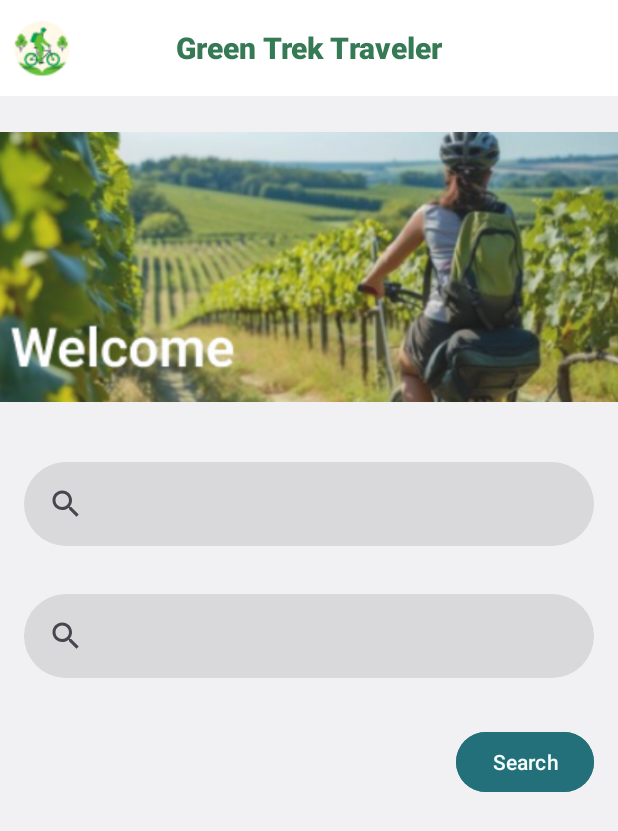
After one commit to kayhurley/trek_traveler, an Android app built with Jetpack Compose: the search_main screen opened directly, with no data from a screen before it, on a phone screen of 412 x 824 dp. The commit adds this screen. Shown: the top 831 px of the screen. Run offline under Robolectric (Android 15) with nearby library versions, the phone set to English and light mode, and no system bars.

Commit message:
Finished splash activity. Made main search page. Need to look into if I can change the default icon of a search bar

```diff
--- a/app/src/main/AndroidManifest.xml
+++ b/app/src/main/AndroidManifest.xml
@@ -12,6 +12,9 @@
         android:supportsRtl="true"
         android:theme="@style/Theme.TrekTraveler"
         tools:targetApi="31">
+        <activity
+            android:name=".search_main"
+            android:exported="false" />
         <activity
             android:name=".Splash"
             android:exported="false" />
--- /dev/null
+++ b/app/src/main/java/edu/arizona/ISTA498/trektraveler/search_main.kt
@@ -0,0 +1,20 @@
+package edu.arizona.ISTA498.trektraveler
+
+import android.os.Bundle
+import androidx.activity.enableEdgeToEdge
+import androidx.appcompat.app.AppCompatActivity
+import androidx.core.view.ViewCompat
+import androidx.core.view.WindowInsetsCompat
+
+class search_main : AppCompatActivity() {
+    override fun onCreate(savedInstanceState: Bundle?) {
+        super.onCreate(savedInstanceState)
+        enableEdgeToEdge()
+        setContentView(R.layout.activity_search_main)
+        ViewCompat.setOnApplyWindowInsetsListener(findViewById(R.id.main)) { v, insets ->
+            val systemBars = insets.getInsets(WindowInsetsCompat.Type.systemBars())
+            v.setPadding(systemBars.left, systemBars.top, systemBars.right, systemBars.bottom)
+            insets
+        }
+    }
+}
--- /dev/null
+++ b/app/src/main/res/layout/activity_search_main.xml
@@ -0,0 +1,81 @@
+<androidx.constraintlayout.widget.ConstraintLayout
+    xmlns:android="http://schemas.android.com/apk/res/android"
+    xmlns:app="http://schemas.android.com/apk/res-auto"
+    xmlns:tools="http://schemas.android.com/tools"
+    android:id="@+id/main"
+    android:layout_width="match_parent"
+    android:layout_height="match_parent"
+    android:background="@color/bkgSurface">
+
+    <com.google.android.material.appbar.MaterialToolbar
+        android:id="@+id/topAppBar"
+        android:layout_width="0dp"
+        android:layout_height="wrap_content"
+        android:background="?attr/colorPrimary"
+        android:contentInsetStart="0dp"
+        app:navigationIcon="@drawable/smalllogo"
+        app:navigationIconSize="48dp"
+        app:title="Green Trek Traveler"
+        app:titleCentered="true"
+        app:titleTextAppearance="@style/ToolbarTitleTextStyle"
+        app:layout_constraintTop_toTopOf="parent"
+        app:layout_constraintStart_toStartOf="parent"
+        app:layout_constraintEnd_toEndOf="parent" />
+
+    <ImageView
+        android:id="@+id/welcomeImage"
+        android:layout_width="0dp"
+        android:layout_height="180dp"
+        android:layout_marginTop="24dp"
+        android:scaleType="centerCrop"
+        android:src="@drawable/welcome"
+        app:layout_constraintEnd_toEndOf="parent"
+        app:layout_constraintHorizontal_bias="0.0"
+        app:layout_constraintStart_toStartOf="parent"
+        app:layout_constraintTop_toBottomOf="@id/topAppBar"
+        app:layout_marginBottom="24dp" />
+
+    <LinearLayout
+        android:id="@+id/searchLayout"
+        android:layout_width="0dp"
+        android:layout_height="wrap_content"
+        android:layout_marginTop="24dp"
+        android:orientation="vertical"
+        app:layout_constraintEnd_toEndOf="parent"
+        app:layout_constraintHorizontal_bias="0.0"
+        app:layout_constraintStart_toStartOf="parent"
+        app:layout_constraintTop_toBottomOf="@id/welcomeImage">
+
+        <com.google.android.material.search.SearchBar
+            android:id="@+id/searchLocation"
+            android:layout_width="match_parent"
+            android:layout_height="wrap_content"
+            android:backgroundTint="#1A000000"
+            android:contentDescription="Search for location"
+            app:hint="Location"
+            app:iconEnd="@drawable/ic_clear"
+            app:iconStart="@drawable/ic_location"
+            app:layout_marginBottom="0dp" />
+
+        <com.google.android.material.search.SearchBar
+            android:id="@+id/searchDate"
+            android:layout_width="match_parent"
+            android:layout_height="wrap_content"
+            app:iconEnd="@drawable/ic_clear"
+            android:backgroundTint="#1A000000"
+            android:contentDescription="Search for date"
+            app:hint="Date" />
+
+        <Button
+            android:id="@+id/rightAlignedButton"
+            android:layout_width="wrap_content"
+            android:layout_height="wrap_content"
+            android:layout_gravity="end"
+            android:layout_marginTop="16dp"
+            android:layout_marginHorizontal="16dp"
+            android:backgroundTint="@color/Teal"
+            android:text="Search"
+            android:textColor="@color/inverseText" />
+    </LinearLayout>
+
+</androidx.constraintlayout.widget.ConstraintLayout>
--- a/app/src/main/res/layout/bike_screen.xml
+++ b/app/src/main/res/layout/bike_screen.xml
@@ -1,6 +1,7 @@
 <?xml version="1.0" encoding="utf-8"?>
 <androidx.constraintlayout.widget.ConstraintLayout xmlns:android="http://schemas.android.com/apk/res/android"
     android:layout_width="match_parent"
-    android:layout_height="match_parent">
+    android:layout_height="match_parent"
+    android.background="@color/Green">
 
 </androidx.constraintlayout.widget.ConstraintLayout>
--- a/app/src/main/res/values/colors.xml
+++ b/app/src/main/res/values/colors.xml
@@ -7,4 +7,14 @@
     <color name="teal_700">#FF018786</color>
     <color name="black">#FF000000</color>
     <color name="white">#FFFFFFFF</color>
+
+    <color name="Teal">#FF23707A</color>
+    <color name="LightBlue">#FF5DBEBF</color>
+    <color name="Green">#FF357A54</color>
+    <color name="darkText">#FF1B1F1D</color>
+    <color name="secondaryText">#FF788481</color>
+    <color name="inverseText">#FFF6FFFC</color>
+    <color name="bkgSection">#FFFFFFFF</color>
+    <color name="bkgSurface">#FFF1F1F4</color>
+
 </resources>
--- /dev/null
+++ b/app/src/main/res/values/styles.xml
@@ -0,0 +1,7 @@
+<?xml version="1.0" encoding="utf-8"?>
+<resources>
+    <style name="ToolbarTitleTextStyle" parent="TextAppearance.Widget.AppCompat.Toolbar.Title">
+        <item name="android:textStyle">bold</item> <!-- Make text bold -->
+        <item name="android:textColor">@color/Green</item> <!-- Set your desired text color -->
+    </style>
+</resources>
```
Also changed, not shown: app/src/main/java/edu/arizona/ISTA498/trektraveler/ui/theme/Color.kt (line endings or trailing spaces), app/src/main/res/drawable/date.png (added), app/src/main/res/drawable/smalllogo.png (added), app/src/main/res/drawable/welcome.png (added).
